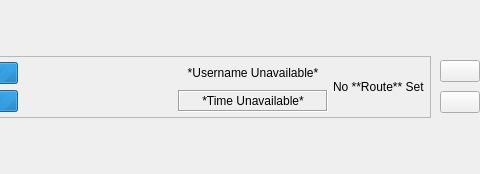
This is ui/ShipPanel.ui in leothehero/Prun-Shipment-Manager as Qt 5 draws it before an edit; both pictures show x 293 to 773 and y 0 to 174 of the 773 by 174 pixel window. The edited form follows.
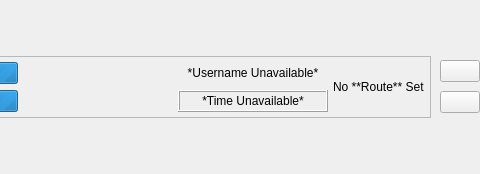
This is the edited form. Icons and pictures are not drawn.

What changed in the file:
```diff
--- a/ui/ShipPanel.ui
+++ b/ui/ShipPanel.ui
@@ -473,11 +473,20 @@
                    <verstretch>0</verstretch>
                   </sizepolicy>
                  </property>
+                 <property name="minimumSize">
+                  <size>
+                   <width>150</width>
+                   <height>0</height>
+                  </size>
+                 </property>
+                 <property name="toolTip">
+                  <string>Time of Arrival</string>
+                 </property>
                  <property name="frameShape">
                   <enum>QFrame::Shape::Box</enum>
                  </property>
                  <property name="frameShadow">
-                  <enum>QFrame::Shadow::Sunken</enum>
+                  <enum>QFrame::Shadow::Raised</enum>
                  </property>
                  <property name="lineWidth">
                   <number>1</number>
```
Left out of the diff: 2 changed lines with no effect on the pictures.
